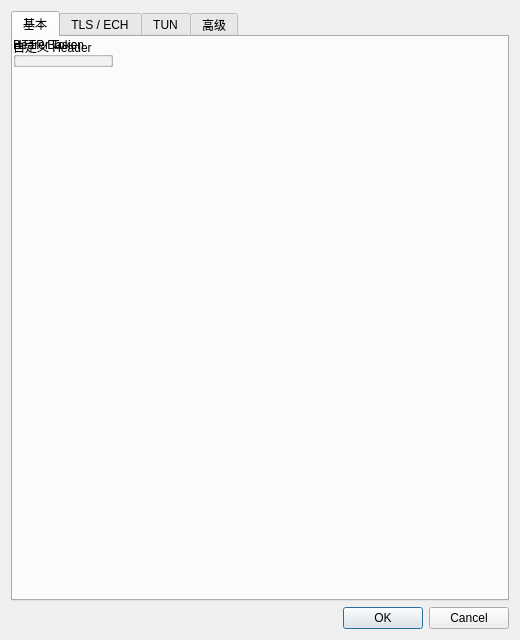
Qt form ui/EditNodeDialog.ui (justinwoo280/connect-ip-tunnel-gui) before a commit.
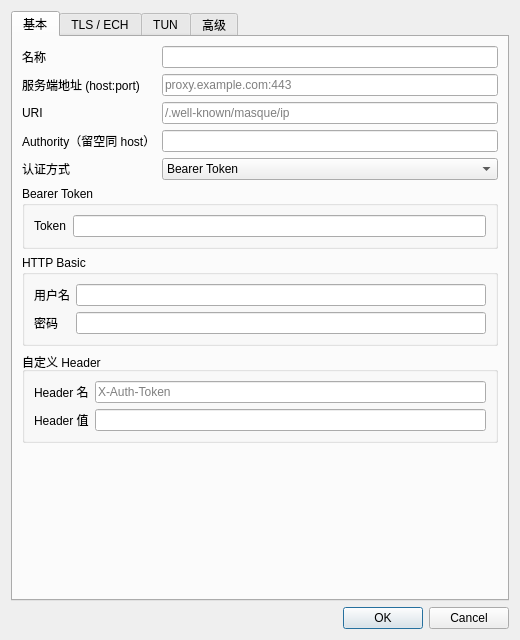
The same form after that commit.

Diff of the .ui file:
```diff
--- a/ui/EditNodeDialog.ui
+++ b/ui/EditNodeDialog.ui
@@ -4,63 +4,123 @@
  <widget class="QDialog" name="EditNodeDialog">
   <property name="windowTitle"><string>编辑节点</string></property>
   <property name="minimumSize"><size><width>520</width><height>640</height></size></property>
-  <layout class="QVBoxLayout">
+  <layout class="QVBoxLayout" name="mainLayout">
    <item>
     <widget class="QTabWidget" name="tabWidget">
 
-     <!-- ── 基本设置 ── -->
      <widget class="QWidget" name="tabBasic">
       <attribute name="title"><string>基本</string></attribute>
-      <layout class="QFormLayout" name="formBasic">
-       <item><widget class="QLabel"><property name="text"><string>名称</string></property></widget>
-            <widget class="QLineEdit" name="editName"/></item>
-       <item><widget class="QLabel"><property name="text"><string>服务端地址 (host:port)</string></property></widget>
-            <widget class="QLineEdit" name="editServerAddr"><property name="placeholderText"><string>proxy.example.com:443</string></property></widget></item>
-       <item><widget class="QLabel"><property name="text"><string>URI</string></property></widget>
-            <widget class="QLineEdit" name="editURI"><property name="placeholderText"><string>/.well-known/masque/ip</string></property></widget></item>
-       <item><widget class="QLabel"><property name="text"><string>Authority（留空同 host）</string></property></widget>
-            <widget class="QLineEdit" name="editAuthority"/></item>
-
-       <!-- 认证方式 -->
-       <item><widget class="QLabel"><property name="text"><string>认证方式</string></property></widget>
-            <widget class="QComboBox" name="comboAuthMethod">
-             <item><property name="text"><string>Bearer Token</string></property></item>
-             <item><property name="text"><string>HTTP Basic</string></property></item>
-             <item><property name="text"><string>自定义 Header</string></property></item>
-             <item><property name="text"><string>无认证</string></property></item>
-            </widget></item>
+      <layout class="QVBoxLayout" name="basicOuterLayout">
+       <item>
+        <layout class="QFormLayout" name="formBasic">
+         <item row="0" column="0">
+          <widget class="QLabel" name="label_name"><property name="text"><string>名称</string></property></widget>
+         </item>
+         <item row="0" column="1">
+          <widget class="QLineEdit" name="editName"/>
+         </item>
+         <item row="1" column="0">
+          <widget class="QLabel" name="label_server"><property name="text"><string>服务端地址 (host:port)</string></property></widget>
+         </item>
+         <item row="1" column="1">
+          <widget class="QLineEdit" name="editServerAddr">
+           <property name="placeholderText"><string>proxy.example.com:443</string></property>
+          </widget>
+         </item>
+         <item row="2" column="0">
+          <widget class="QLabel" name="label_uri"><property name="text"><string>URI</string></property></widget>
+         </item>
+         <item row="2" column="1">
+          <widget class="QLineEdit" name="editURI">
+           <property name="placeholderText"><string>/.well-known/masque/ip</string></property>
+          </widget>
+         </item>
+         <item row="3" column="0">
+          <widget class="QLabel" name="label_authority"><property name="text"><string>Authority（留空同 host）</string></property></widget>
+         </item>
+         <item row="3" column="1">
+          <widget class="QLineEdit" name="editAuthority"/>
+         </item>
+         <item row="4" column="0">
+          <widget class="QLabel" name="label_auth"><property name="text"><string>认证方式</string></property></widget>
+         </item>
+         <item row="4" column="1">
+          <widget class="QComboBox" name="comboAuthMethod">
+           <item><property name="text"><string>Bearer Token</string></property></item>
+           <item><property name="text"><string>HTTP Basic</string></property></item>
+           <item><property name="text"><string>自定义 Header</string></property></item>
+           <item><property name="text"><string>无认证</string></property></item>
+          </widget>
+         </item>
+        </layout>
+       </item>
+       <item>
+        <widget class="QGroupBox" name="groupBearer">
+         <property name="title"><string>Bearer Token</string></property>
+         <layout class="QFormLayout" name="formBearer">
+          <item row="0" column="0">
+           <widget class="QLabel" name="label_token"><property name="text"><string>Token</string></property></widget>
+          </item>
+          <item row="0" column="1">
+           <widget class="QLineEdit" name="editBearerToken">
+            <property name="echoMode"><enum>QLineEdit::Password</enum></property>
+           </widget>
+          </item>
+         </layout>
+        </widget>
+       </item>
+       <item>
+        <widget class="QGroupBox" name="groupBasic">
+         <property name="title"><string>HTTP Basic</string></property>
+         <layout class="QFormLayout" name="formBasic2">
+          <item row="0" column="0">
+           <widget class="QLabel" name="label_user"><property name="text"><string>用户名</string></property></widget>
+          </item>
+          <item row="0" column="1">
+           <widget class="QLineEdit" name="editBasicUser"/>
+          </item>
+          <item row="1" column="0">
+           <widget class="QLabel" name="label_pass"><property name="text"><string>密码</string></property></widget>
+          </item>
+          <item row="1" column="1">
+           <widget class="QLineEdit" name="editBasicPassword">
+            <property name="echoMode"><enum>QLineEdit::Password</enum></property>
+           </widget>
+          </item>
+         </layout>
+        </widget>
+       </item>
+       <item>
+        <widget class="QGroupBox" name="groupCustomHeader">
+         <property name="title"><string>自定义 Header</string></property>
+         <layout class="QFormLayout" name="formCustom">
+          <item row="0" column="0">
+           <widget class="QLabel" name="label_hname"><property name="text"><string>Header 名</string></property></widget>
+          </item>
+          <item row="0" column="1">
+           <widget class="QLineEdit" name="editCustomHeaderName">
+            <property name="placeholderText"><string>X-Auth-Token</string></property>
+           </widget>
+          </item>
+          <item row="1" column="0">
+           <widget class="QLabel" name="label_hval"><property name="text"><string>Header 值</string></property></widget>
+          </item>
+          <item row="1" column="1">
+           <widget class="QLineEdit" name="editCustomHeaderValue">
+            <property name="echoMode"><enum>QLineEdit::Password</enum></property>
+           </widget>
+          </item>
+         </layout>
+        </widget>
+       </item>
+       <item>
+        <spacer>
+         <property name="orientation"><enum>Qt::Vertical</enum></property>
+         <property name="sizeType"><enum>QSizePolicy::Expanding</enum></property>
+         <property name="sizeHint" stdset="0"><size><width>20</width><height>40</height></size></property>
+        </spacer>
+       </item>
       </layout>
-
-      <!-- Bearer Token 组 -->
-      <widget class="QGroupBox" name="groupBearer">
-       <property name="title"><string>Bearer Token</string></property>
-       <layout class="QFormLayout">
-        <item><widget class="QLabel"><property name="text"><string>Token</string></property></widget>
-             <widget class="QLineEdit" name="editBearerToken"><property name="echoMode"><enum>QLineEdit::Password</enum></property></widget></item>
-       </layout>
-      </widget>
-
-      <!-- Basic Auth 组 -->
-      <widget class="QGroupBox" name="groupBasic">
-       <property name="title"><string>HTTP Basic</string></property>
-       <layout class="QFormLayout">
-        <item><widget class="QLabel"><property name="text"><string>用户名</string></property></widget>
-             <widget class="QLineEdit" name="editBasicUser"/></item>
-        <item><widget class="QLabel"><property name="text"><string>密码</string></property></widget>
-             <widget class="QLineEdit" name="editBasicPassword"><property name="echoMode"><enum>QLineEdit::Password</enum></property></widget></item>
-       </layout>
-      </widget>
-
-      <!-- Custom Header 组 -->
-      <widget class="QGroupBox" name="groupCustomHeader">
-       <property name="title"><string>自定义 Header</string></property>
-       <layout class="QFormLayout">
-        <item><widget class="QLabel"><property name="text"><string>Header 名</string></property></widget>
-             <widget class="QLineEdit" name="editCustomHeaderName"><property name="placeholderText"><string>X-Auth-Token</string></property></widget></item>
-        <item><widget class="QLabel"><property name="text"><string>Header 值</string></property></widget>
-             <widget class="QLineEdit" name="editCustomHeaderValue"><property name="echoMode"><enum>QLineEdit::Password</enum></property></widget></item>
-       </layout>
-      </widget>
      </widget>
 
      <!-- ── TLS/ECH ── -->
@@ -132,8 +192,6 @@
 
     </widget>
    </item>
-
-   <!-- 确定 / 取消 -->
    <item>
     <widget class="QDialogButtonBox" name="buttonBox">
      <property name="standardButtons">
```
Left out of the diff: 199 changed lines with no effect on the pictures.
